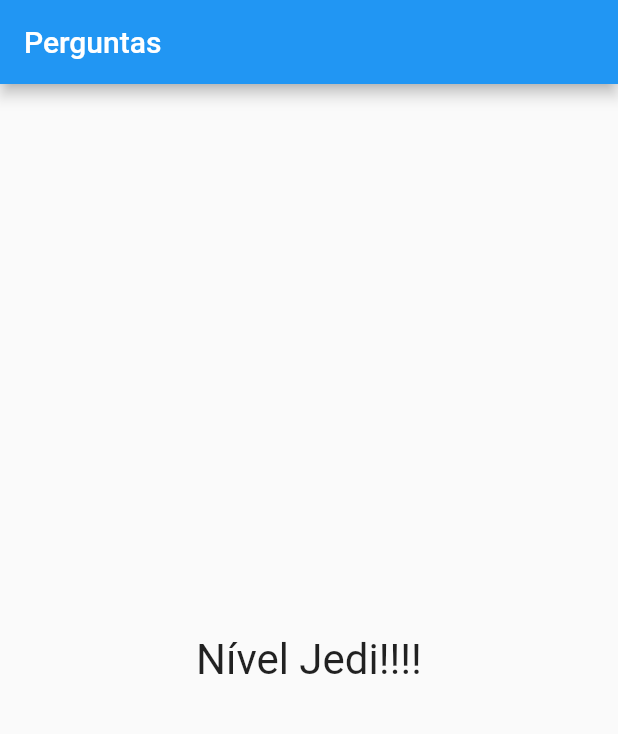
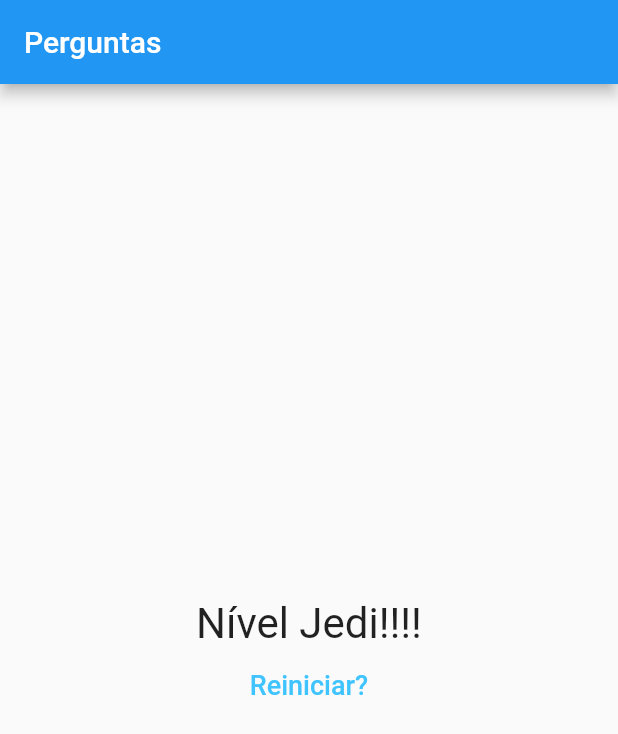
Before and after one commit to IagoMesquita/App_de_perguntas, a Flutter app: the screen it shows after launch, after a tap on "Lobo", after a tap on "Azul", after a tap on "Felipe", on a phone screen of 412 x 824 dp. Shown: the top 734 px of the screen. Run offline on Flutter 3.47's test engine with Material 2 defaults, Android fonts, the phone set to English and light mode, and no system bars.

Commit message:
feat: button restart app

```diff
--- a/lib/main.dart
+++ b/lib/main.dart
@@ -54,7 +54,13 @@ class _PerguntaAppState extends State<PerguntaApp> {
         _pontuacaoTotal += pontuacao;
       });
     }
-    print(_pontuacaoTotal);
+  }
+
+  void _reiniciarQuestionario() {
+    setState(() {
+      _perguntaSelecionada = 0;
+      _pontuacaoTotal = 0;
+    });
   }
 
   bool get temPerguntaSelecionada {
@@ -87,8 +93,9 @@ class _PerguntaAppState extends State<PerguntaApp> {
                 perguntas: _perguntas,
                 perguntaSelecionada: _perguntaSelecionada,
                 quandoResponder: _responder,
+
               )
-            : Resultado(_pontuacaoTotal),
+            : Resultado(_pontuacaoTotal,  _reiniciarQuestionario,),
       ),
     );
   }
--- a/lib/questionario.dart
+++ b/lib/questionario.dart
@@ -7,11 +7,13 @@ class Questionario extends StatelessWidget {
   final int perguntaSelecionada;
   final void Function(int) quandoResponder;
 
+
   const Questionario({
     super.key,
     required this.perguntas,
     required this.perguntaSelecionada,
     required this.quandoResponder,
+
   });
 
   bool get temPerguntaSelecionada {
--- a/lib/resultado.dart
+++ b/lib/resultado.dart
@@ -1,13 +1,14 @@
-
 import 'package:flutter/material.dart';
 
 class Resultado extends StatelessWidget {
   final int pontuacao;
+  final void Function() quandoReiniciarQuestionario;
 
-  const Resultado(this.pontuacao, { super.key});
+  const Resultado(this.pontuacao, this.quandoReiniciarQuestionario,
+      {super.key});
 
   String get fraseResultado {
-    if(pontuacao < 8) {
+    if (pontuacao < 8) {
       return 'Parabéns!';
     } else if (pontuacao < 12) {
       return 'Você é bom!';
@@ -20,11 +21,27 @@ class Resultado extends StatelessWidget {
 
   @override
   Widget build(BuildContext context) {
-    return Center(
-                child: Text(
-                 fraseResultado,
-                  style: const TextStyle(fontSize: 28),
-                ),
-              );
+    return Column(
+      mainAxisAlignment: MainAxisAlignment.center,
+      children: [
+        Center(
+          child: Text(
+            fraseResultado,
+            style: const TextStyle(fontSize: 28),
+          ),
+        ),
+        TextButton(
+          onPressed: quandoReiniciarQuestionario,
+          style: TextButton.styleFrom(
+            foregroundColor: Colors.lightBlueAccent,
+            // backgroundColor: Colors.white,
+          ),
+          child: const Text(
+            'Reiniciar?',
+            style: TextStyle(fontSize: 18),
+          ),
+        )
+      ],
+    );
   }
 }
```
